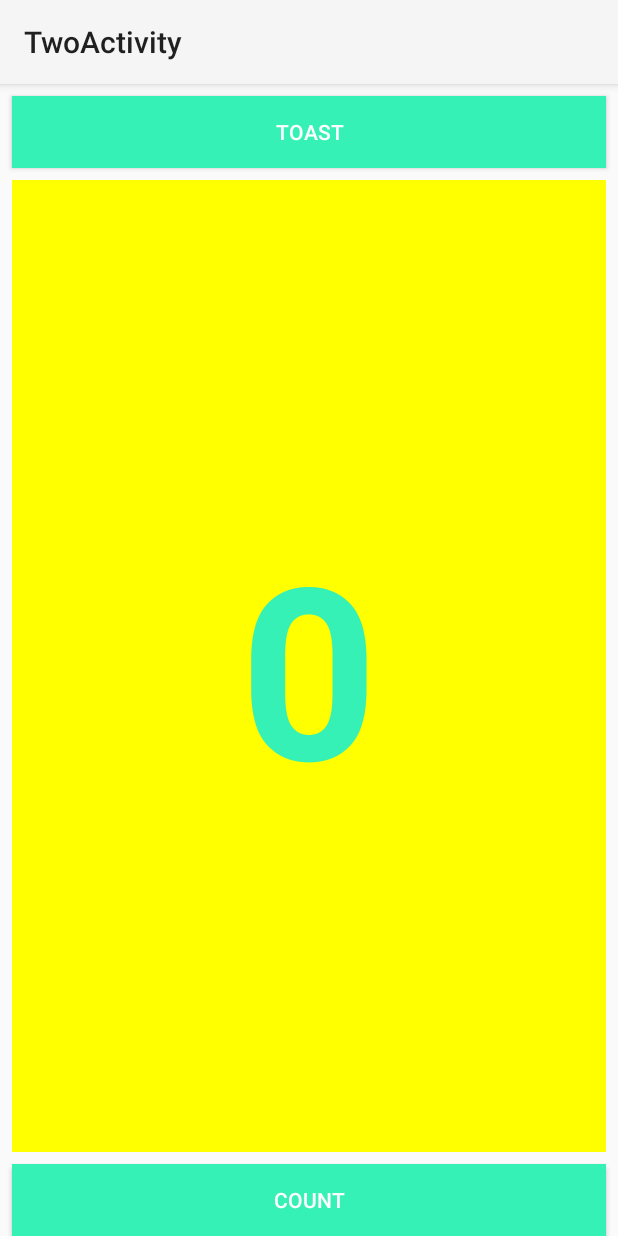
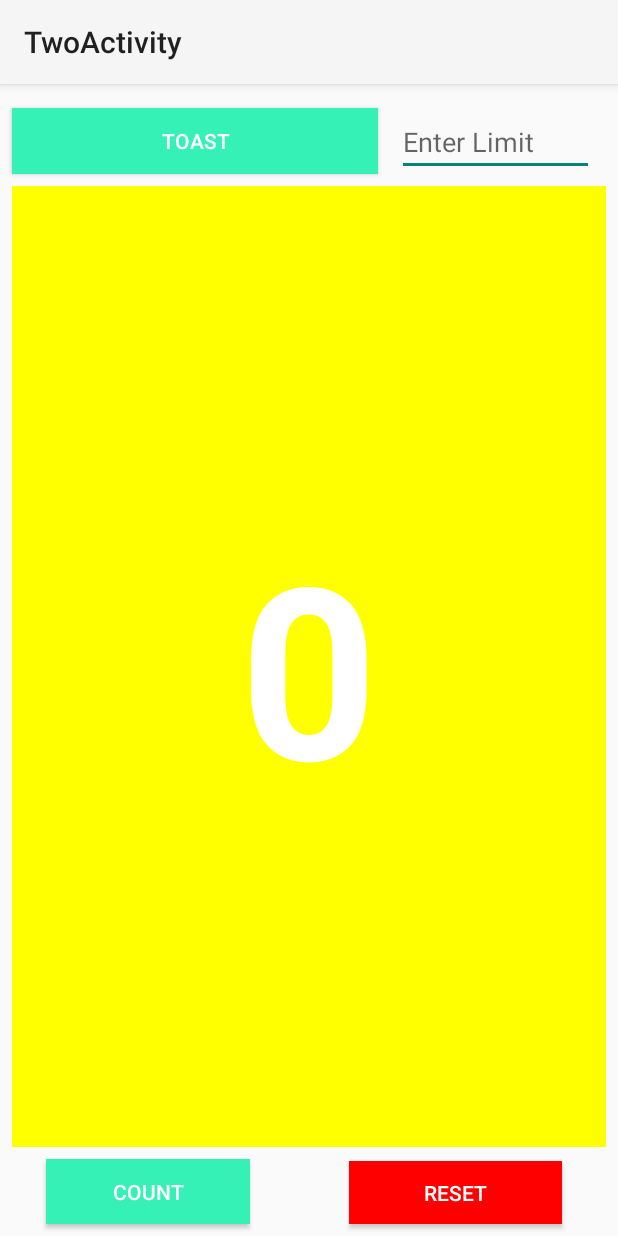
Before and after one commit to RafiMlnf/AndroidStudio-1, an Android app: the screen it shows after launch (MainActivity), after a tap on "COUNT", on a phone screen of 412 x 824 dp. Run offline under Robolectric (Android 15) with nearby library versions, the phone set to English and light mode, and no system bars.

Commit message:
update source code

```diff
--- a/app/src/main/java/com/a4/helloapps/MainActivity.java
+++ b/app/src/main/java/com/a4/helloapps/MainActivity.java
@@ -1,11 +1,13 @@
 package com.a4.helloapps;
 
 import androidx.appcompat.app.AppCompatActivity;
+import androidx.core.content.ContextCompat;
 
 import android.os.Bundle;
+import android.view.View;
+import android.widget.EditText;
 import android.widget.TextView;
 import android.widget.Toast;
-import android.view.View;
 
 public class MainActivity extends AppCompatActivity {
 
@@ -13,24 +15,51 @@ public class MainActivity extends AppCompatActivity {
 
     private int secondCount = 1;
 
-    private  TextView mShowCount;
+    private int currentFib = 0;
 
+    private TextView mShowCount;
     @Override
     protected void onCreate(Bundle savedInstanceState) {
         super.onCreate(savedInstanceState);
         setContentView(R.layout.activity_toast);
         mShowCount = (TextView) findViewById(R.id.show_count);
     }
+
     public void showToast(View view) {
         Toast toast = Toast.makeText(this, R.string.toast_message, Toast.LENGTH_SHORT);
         toast.show();
     }
 
     public void countUp(View view) {
+        EditText inputLimit = findViewById(R.id.input_limit);
+        if(!inputLimit.getText().toString().isEmpty()) {
+            int limit = Integer.parseInt(inputLimit.getText().toString());
+            if(mCount >= limit) {
+                Toast.makeText(this, "Telah mencapai limit", Toast.LENGTH_LONG).show();
+                return;
+            }
+        }
         int next = mCount;
         mCount = secondCount;
         secondCount = next + mCount;
         if (mShowCount != null)
-            mShowCount.setText(Integer.toString(next));
+            mShowCount.setTextColor(setColor());
+        mShowCount.setText(Integer.toString(next));
+    }
+
+    public void reset(View view) {
+        mCount = 0;
+        secondCount = 1;
+        if (mShowCount != null)
+            mShowCount.setText(Integer.toString(mCount));
+    }
+
+    public int setColor() {
+        currentFib++;
+        if(currentFib % 2 == 0) {
+            return ContextCompat.getColor(this, R.color.black);
+        } else {
+            return ContextCompat.getColor(this, R.color.white);
+        }
     }
 }
--- a/app/src/main/res/layout/activity_toast.xml
+++ b/app/src/main/res/layout/activity_toast.xml
@@ -7,34 +7,64 @@
     android:layout_height="match_parent"
     tools:context="com.a4.helloapps.MainActivity">
 
+    <EditText
+        android:id="@+id/input_limit"
+        android:layout_width="131dp"
+        android:layout_height="45dp"
+        android:layout_marginTop="16dp"
+        android:ems="10"
+        android:hint="Enter Limit"
+        android:inputType="number"
+        app:layout_constraintEnd_toEndOf="parent"
+        app:layout_constraintHorizontal_bias="0.942"
+        app:layout_constraintStart_toStartOf="parent"
+        app:layout_constraintTop_toTopOf="parent" />
+
+    <Button
+        android:id="@+id/button_reset"
+        android:layout_width="142dp"
+        android:layout_height="42dp"
+        android:layout_marginStart="8dp"
+        android:layout_marginEnd="8dp"
+        android:layout_marginBottom="8dp"
+        android:background="#FF0000"
+        android:onClick="reset"
+        android:text="Reset"
+        android:textColor="@color/white"
+        app:layout_constraintBottom_toBottomOf="parent"
+        app:layout_constraintEnd_toEndOf="parent"
+        app:layout_constraintHorizontal_bias="0.885"
+        app:layout_constraintStart_toStartOf="parent" />
+
     <Button
         android:id="@+id/button_toast"
-        android:layout_width="0dp"
-        android:layout_height="wrap_content"
+        android:layout_width="244dp"
+        android:layout_height="44dp"
+        android:layout_marginStart="8dp"
+        android:layout_marginTop="16dp"
         android:layout_marginEnd="8dp"
-        android:layout_marginStart="8dp"
-        android:layout_marginTop="8dp"
         android:background="@color/colorPrimary"
         android:onClick="showToast"
         android:text="Toast"
         android:textColor="@android:color/white"
         app:layout_constraintEnd_toEndOf="parent"
+        app:layout_constraintHorizontal_bias="0.0"
         app:layout_constraintStart_toStartOf="parent"
         app:layout_constraintTop_toTopOf="parent" />
 
     <Button
         android:id="@+id/button_count"
-        android:layout_width="0dp"
-        android:layout_height="wrap_content"
-        android:layout_marginEnd="8dp"
-        android:layout_marginStart="8dp"
-        android:layout_marginTop="8dp"
+        android:layout_width="136dp"
+        android:layout_height="43dp"
+
+        android:layout_marginBottom="8dp"
         android:background="@color/colorPrimary"
         android:onClick="countUp"
         android:text="Count"
-        android:textColor="@color/white"
+        android:textColor="@android:color/white"
         app:layout_constraintBottom_toBottomOf="parent"
         app:layout_constraintEnd_toEndOf="parent"
+        app:layout_constraintHorizontal_bias="0.111"
         app:layout_constraintStart_toStartOf="parent" />
 
     <TextView
@@ -56,6 +86,5 @@
         app:layout_constraintTop_toBottomOf="@+id/button_toast"
         app:layout_constraintEnd_toEndOf="parent"
         app:layout_constraintStart_toStartOf="parent"
-        />
-
+        tools:ignore="RtlCompat" />
 </androidx.constraintlayout.widget.ConstraintLayout>
```
Also changed, not shown: 3 other files.
